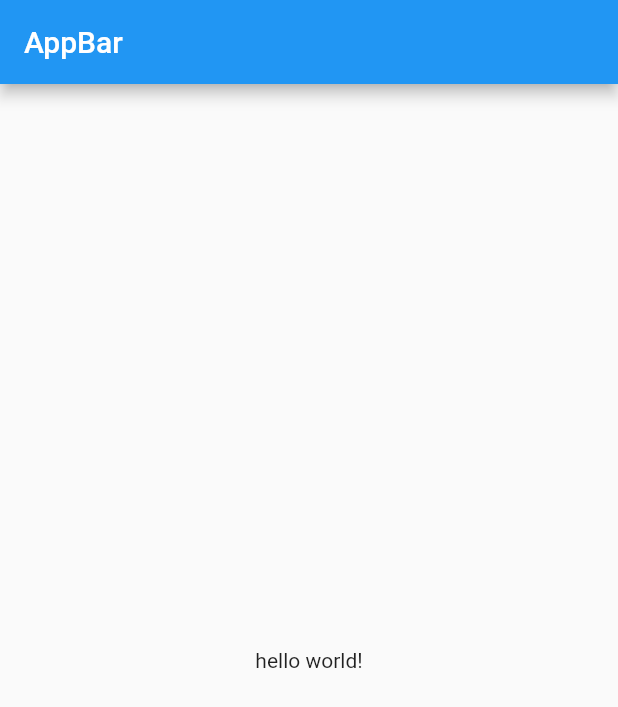
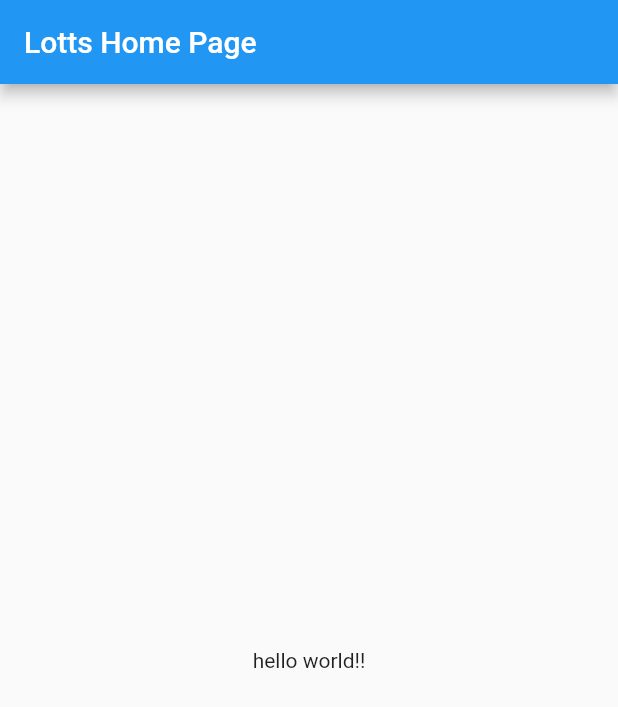
Before and after one commit to alstjs1207/remedium, a Flutter app: the screen it shows after launch, on a phone screen of 412 x 824 dp. Shown: the top 707 px of the screen. Run offline on Flutter 3.47's test engine with Material 2 defaults, Android fonts, the phone set to English and light mode, and no system bars.

Commit message:
add lotts home pages

```diff
--- a/lib/main.dart
+++ b/lib/main.dart
@@ -1,4 +1,5 @@
 import 'package:flutter/material.dart';
+import 'pages/lotts_home_page.dart';
 
 void main() {
   runApp(const MyApp());
@@ -14,14 +15,7 @@ class MyApp extends StatelessWidget {
       theme: ThemeData(
         primarySwatch: Colors.blue,
       ),
-      home: Scaffold( //white 화면 / 위젯
-        appBar: AppBar(
-          title: const Text('AppBar'),
-          ), //상단의 앱바. appbar를 제외한 영역이 body
-        body: const Center(
-        child: Text('hello world!'),
-        ),
-      ),
+      home: const LottsHomePage(),
     );
   }
 }
--- /dev/null
+++ b/lib/pages/lotts_home_page.dart
@@ -0,0 +1,15 @@
+import 'package:flutter/material.dart';
+
+class LottsHomePage extends StatelessWidget {
+  const LottsHomePage({ Key? key }) : super(key: key);
+
+  @override
+  Widget build(BuildContext context) {
+    return Scaffold(
+      appBar: AppBar(title: const Text('Lotts Home Page')),
+      body: const Center(
+        child: Text('hello world!!'),
+      ),
+    );
+  }
+}
```
Also changed, not shown: lib/pages/my_home_page.dart (added, +21 -0 lines).
